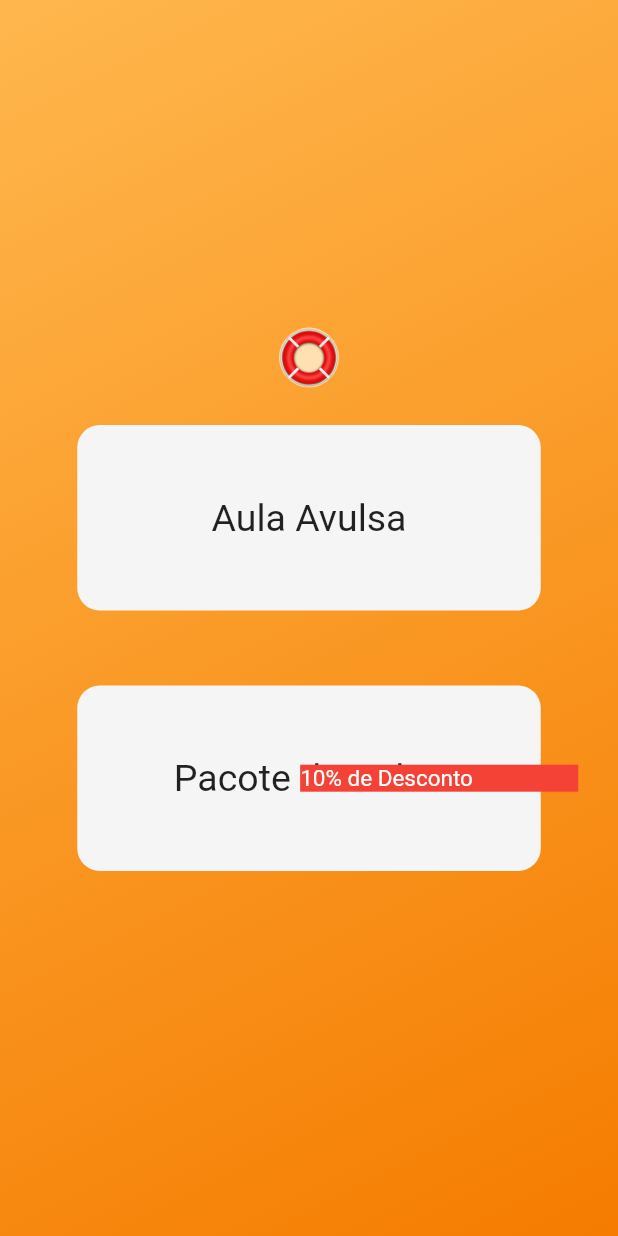
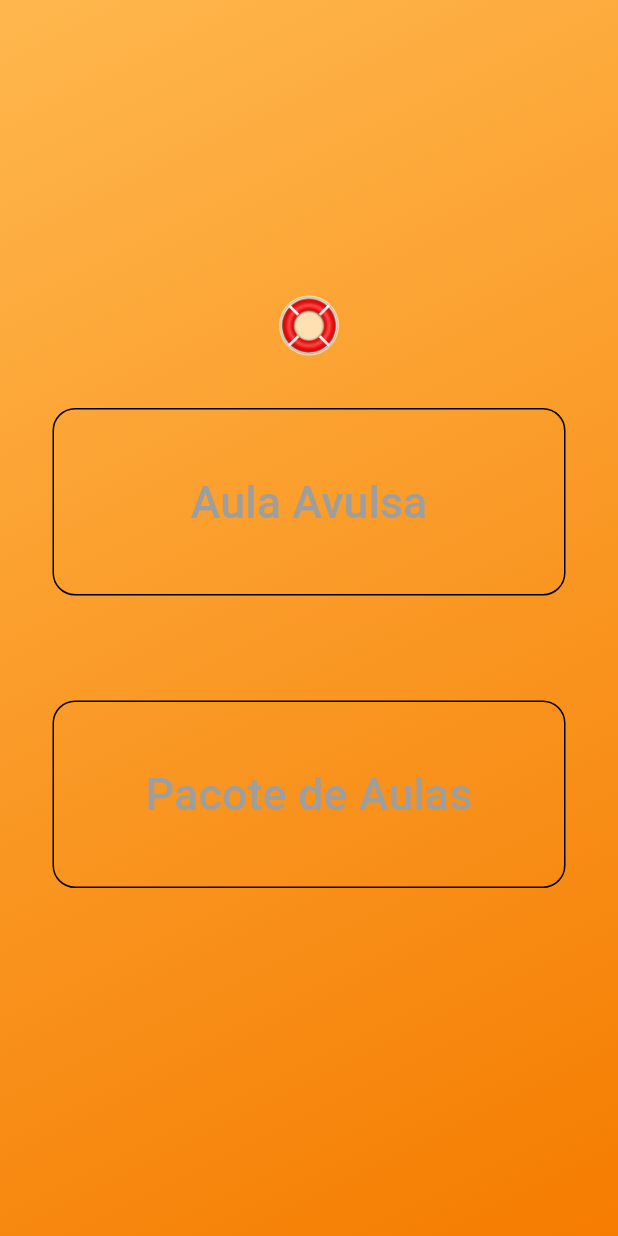
Before and after one commit to Numb4r/-Deprecated-contatar-aula, a Flutter app: the screen it shows after launch, on a phone screen of 412 x 824 dp. Run offline on Flutter 3.47's test engine with Material 2 defaults, Android fonts, the phone set to English and light mode, and no system bars; our stand-ins replace email_validator, flutter_credit_card, flutter_staggered_animations, font_awesome_flutter.

Commit message:
ah mano eu seila

```diff
--- a/lib/app/mainWidget.dart
+++ b/lib/app/mainWidget.dart
@@ -8,8 +8,8 @@ import 'package:aula_online/app/screens/aulaAvulsa/resumoAvulsa/resumoAvulsa.dar
 import 'package:aula_online/app/screens/choiceScreen/choiceScreen.dart';
 import 'package:aula_online/app/screens/pacoteAulas/dashboard/dashboard.dart';
 import 'package:aula_online/app/screens/pacoteAulas/loginPage/loginPage.dart';
+import 'package:aula_online/app/screens/splashScreen/splashscreen.dart';
 import 'package:flutter/material.dart';
-import 'package:aula_online/app/screens/splashScreen/splashscreen.dart';
 
 class MainWidget extends StatelessWidget {
   @override
@@ -17,6 +17,7 @@ class MainWidget extends StatelessWidget {
     return MaterialApp(
       initialRoute: '/splashScreen',
       routes: {
+        // '/splashScreen': (context) => SplashScreen(),
         '/splashScreen': (context) => SplashScreen(),
         '/choiceScreen': (context) => ChoiceScreen(),
         '/choiceMateria': (context) => ChoiceMateria(),
@@ -32,7 +33,7 @@ class MainWidget extends StatelessWidget {
       },
       debugShowCheckedModeBanner: false,
       title: "Aula online",
-      //home: CadastroCartao(),
+      home: SplashScreen(),
       theme: ThemeData(
         primarySwatch: Colors.orange,
       ),
--- a/lib/app/screens/aulaAvulsa/cadastroAvulsa/components/campoCadastro.dart
+++ b/lib/app/screens/aulaAvulsa/cadastroAvulsa/components/campoCadastro.dart
@@ -29,8 +29,8 @@ Widget campoCadastro(
           if (label.toString().contains("Email")) {
             return "Insira seu email";
           }
-          if (label.toString().contains("Senha")) {
-            return "Insira sua senha";
+          if (label.toString().contains("Nome")) {
+            return "Insira seu nome";
           }
           if (label.toString().contains("Telefone")) {
             return "Insira  seu telefone";
@@ -41,6 +41,7 @@ Widget campoCadastro(
             return "Insira um email valido";
           }
         }
+        return null;
       },
     ),
   );
--- a/lib/app/screens/choiceScreen/choiceScreen.dart
+++ b/lib/app/screens/choiceScreen/choiceScreen.dart
@@ -17,26 +17,10 @@ class ChoiceScreen extends StatelessWidget {
                 child: Image.asset("assets/lifesaver-hi.png"),
               ),
             ),
-            flatButtonChoiceScreen(context,
+            choiceScreenButton(context,
                 text: "Aula Avulsa", route: "/choiceMateria"),
-            Stack(
-              alignment: Alignment.centerRight,
-              children: <Widget>[
-                flatButtonChoiceScreen(context,
-                    text: "Pacote de Aulas", route: "/loginPage"),
-                Container(
-                  width: MediaQuery.of(context).size.width * 0.45,
-                  child: Text(
-                    "10% de Desconto",
-                    style: TextStyle(
-                      color: Colors.white,
-                      fontSize: 15,
-                    ),
-                  ),
-                  decoration: BoxDecoration(color: Colors.red),
-                ),
-              ],
-            ),
+            choiceScreenButton(context,
+                text: "Pacote de Aulas", route: "/loginPage"),
           ],
         ),
       ),
--- a/lib/app/screens/choiceScreen/components/buttons.dart
+++ b/lib/app/screens/choiceScreen/components/buttons.dart
@@ -1,25 +1,57 @@
 import 'package:flutter/material.dart';
 
-Widget flatButtonChoiceScreen(context, {String text, String route}) {
+// Widget choiceScreenButton(context, {String text, String route}) {
+//   return Padding(
+//     padding: const EdgeInsets.all(25.0),
+//     child: GestureDetector(
+//       child: Container(
+//         alignment: Alignment.center,
+//         width: MediaQuery.of(context).size.width * 0.75,
+//         height: MediaQuery.of(context).size.height * 0.15,
+//         decoration: BoxDecoration(
+//           color: Colors.grey[100],
+//           borderRadius: BorderRadius.all(
+//             Radius.circular(15),
+//           ),
+//         ),
+//         child: Text(
+//           text,
+//           style: TextStyle(fontSize: 25),
+//         ),
+//       ),
+//       onTap: () => Navigator.of(context).pushNamed(route),
+//     ),
+//   );
+// }
+
+Widget choiceScreenButton(context, {String text, String route}) {
   return Padding(
-    padding: const EdgeInsets.all(25.0),
-    child: GestureDetector(
-      child: Container(
-        alignment: Alignment.center,
-        width: MediaQuery.of(context).size.width * 0.75,
-        height: MediaQuery.of(context).size.height * 0.15,
-        decoration: BoxDecoration(
-          color: Colors.grey[100],
-          borderRadius: BorderRadius.all(
-            Radius.circular(15),
+    padding: const EdgeInsets.all(35.0),
+    child: OutlineButton(
+      padding: const EdgeInsets.all(35.0),
+      onPressed: () {
+        Navigator.of(context).pushNamed(route);
+      },
+      shape: RoundedRectangleBorder(borderRadius: BorderRadius.circular(15)),
+      highlightElevation: 0,
+      borderSide: BorderSide(color: Colors.black),
+      child: Padding(
+        padding: const EdgeInsets.fromLTRB(0, 10, 0, 10),
+        child: Container(
+          child: Row(
+            mainAxisAlignment: MainAxisAlignment.center,
+            children: <Widget>[
+              Text(
+                text,
+                style: TextStyle(
+                  fontSize: 30,
+                  color: Colors.grey,
+                ),
+              )
+            ],
           ),
         ),
-        child: Text(
-          text,
-          style: TextStyle(fontSize: 25),
-        ),
       ),
-      onTap: () => Navigator.of(context).pushNamed(route),
     ),
   );
 }
--- a/lib/app/screens/pacoteAulas/loginPage/components/campos.dart
+++ b/lib/app/screens/pacoteAulas/loginPage/components/campos.dart
@@ -21,6 +21,7 @@ Widget campos(controller,
             return "Insira um email valido";
           }
         }
+        return null;
       },
       obscureText: hiddentext,
       keyboardType: keyboardType,
--- a/lib/app/screens/pacoteAulas/loginPage/components/googleButton.dart
+++ b/lib/app/screens/pacoteAulas/loginPage/components/googleButton.dart
@@ -1,4 +1,5 @@
 import 'package:flutter/material.dart';
+import 'package:font_awesome_flutter/font_awesome_flutter.dart';
 
 Widget googleButton(context) {
   return Padding(
--- a/lib/app/screens/splashScreen/splashscreen.dart
+++ b/lib/app/screens/splashScreen/splashscreen.dart
@@ -13,7 +13,7 @@ class _SplashScreenState extends State<SplashScreen> {
   }
 
   onDoneLoading() async {
-    Navigator.of(context).pushReplacementNamed('/choiceScreen');
+    Navigator.popAndPushNamed(context, "/choiceScreen");
   }
 
   @override
```
Also changed, not shown: lib/app/screens/pacoteAulas/dashboard/components/gridTileDashboard.dart (added, +34 -0 lines), lib/app/screens/pacoteAulas/dashboard/dashboard.dart (+10 -29 lines), pubspec.lock.
